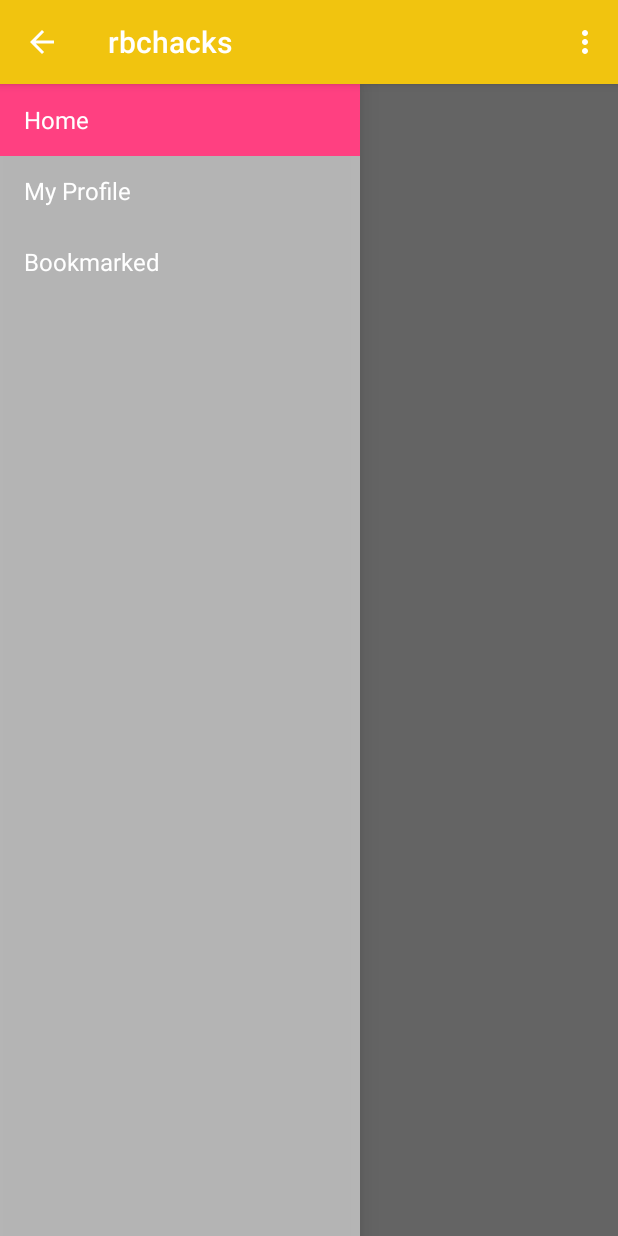
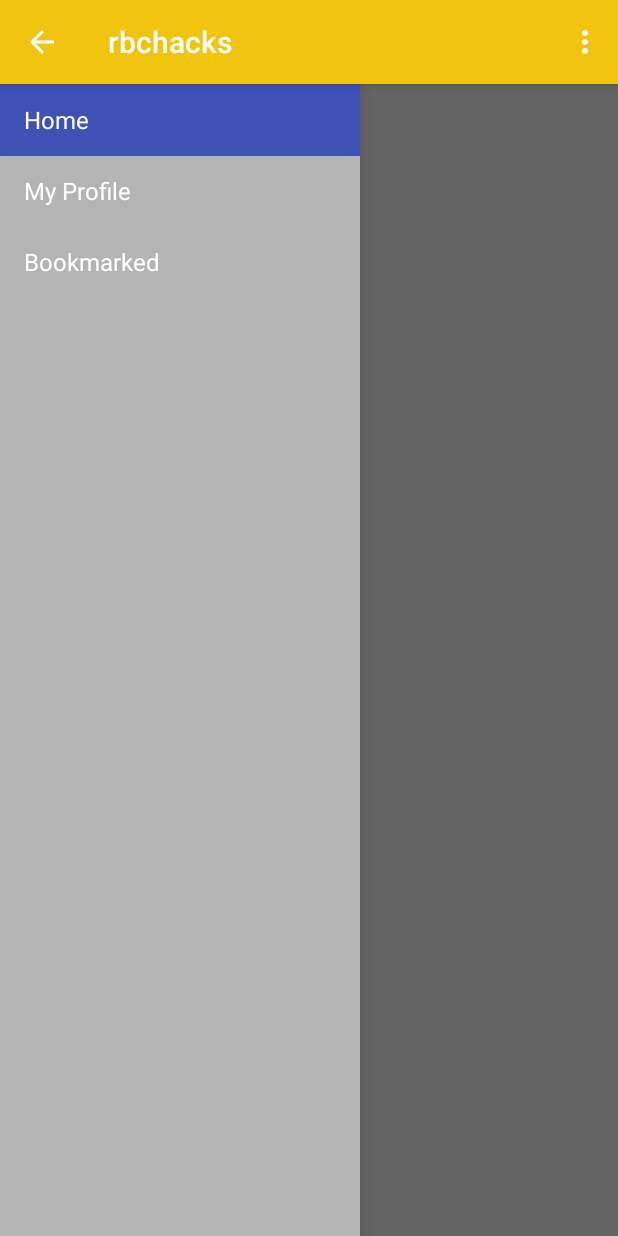
Before and after one commit to VanshilShah/B2bRbcHackathon, an Android app: the screen it shows after launch (MainActivity), on a phone screen of 412 x 824 dp. Run offline under Robolectric (Android 15) with nearby library versions, the phone set to English and light mode, and no system bars; 2 statements that could not run were skipped.

Commit message:
added my story activity

```diff
--- a/rbchacks/app/src/main/AndroidManifest.xml
+++ b/rbchacks/app/src/main/AndroidManifest.xml
@@ -24,6 +24,10 @@
                 <category android:name="android.intent.category.LAUNCHER" />
             </intent-filter>
         </activity>
+        <activity
+            android:name=".MyStore"
+            android:label="@string/title_activity_my_store" >
+        </activity>
     </application>
 
 </manifest>
--- a/rbchacks/app/src/main/res/layout/activity_main.xml
+++ b/rbchacks/app/src/main/res/layout/activity_main.xml
@@ -7,7 +7,9 @@
     <!-- As the main content view, the view below consumes the entire
          space available using match_parent in both dimensions. -->
     <FrameLayout android:id="@+id/container" android:layout_width="match_parent"
-        android:layout_height="match_parent" />
+        android:layout_height="match_parent" >
+
+    </FrameLayout>
 
     <!-- android:layout_gravity="start" tells DrawerLayout to treat
          this as a sliding drawer on the left side for left-to-right
--- /dev/null
+++ b/rbchacks/app/src/main/res/menu/menu_my_store.xml
@@ -0,0 +1,6 @@
+<menu xmlns:android="http://schemas.android.com/apk/res/android"
+    xmlns:app="http://schemas.android.com/apk/res-auto"
+    xmlns:tools="http://schemas.android.com/tools" tools:context="com.vanshil.rbchacks.MyStore">
+    <item android:id="@+id/action_settings" android:title="@string/action_settings"
+        android:orderInCategory="100" app:showAsAction="never" />
+</menu>
--- a/rbchacks/app/src/main/res/values/colors.xml
+++ b/rbchacks/app/src/main/res/values/colors.xml
@@ -2,7 +2,7 @@
 <resources>
     <color name="colorPrimary">#f1c40f</color>
     <color name="colorPrimaryDark">#f39c12</color>
-    <color name="colorAccent">#FF4081</color>
+    <color name="colorAccent">#3F51B5</color>
     <color name="Blue">#3F51B5</color>
     <color name="BlueDark">#303F9F</color>
 </resources>
--- a/rbchacks/app/src/main/res/values/strings.xml
+++ b/rbchacks/app/src/main/res/values/strings.xml
@@ -12,4 +12,7 @@
     <string name="action_example">Example action</string>
 
     <string name="action_settings">Settings</string>
+    <string name="title_activity_my_store">MyStore</string>
+
+    <string name="hello_world">Hello world!</string>
 </resources>
```
Also changed, not shown: rbchacks/app/src/main/java/com/vanshil/rbchacks/MyStore.java (added, +37 -0 lines), rbchacks/app/src/main/res/layout/activity_my_store.xml (added, +12 -0 lines).
